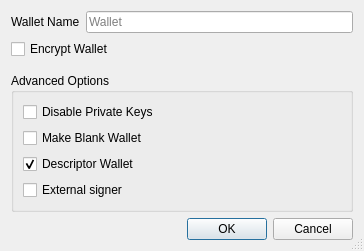
Before: the Qt Designer form src/qt/forms/createwalletdialog.ui in mrheat/doichain-core-rebase, drawn with Qt 5.
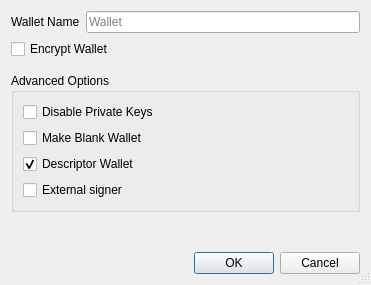
After: the same form once the commit is applied.

Diff of the .ui file:
```diff
--- a/src/qt/forms/createwalletdialog.ui
+++ b/src/qt/forms/createwalletdialog.ui
@@ -6,8 +6,8 @@
    <rect>
     <x>0</x>
     <y>0</y>
-    <width>364</width>
-    <height>249</height>
+    <width>371</width>
+    <height>285</height>
    </rect>
   </property>
   <property name="windowTitle">
```
